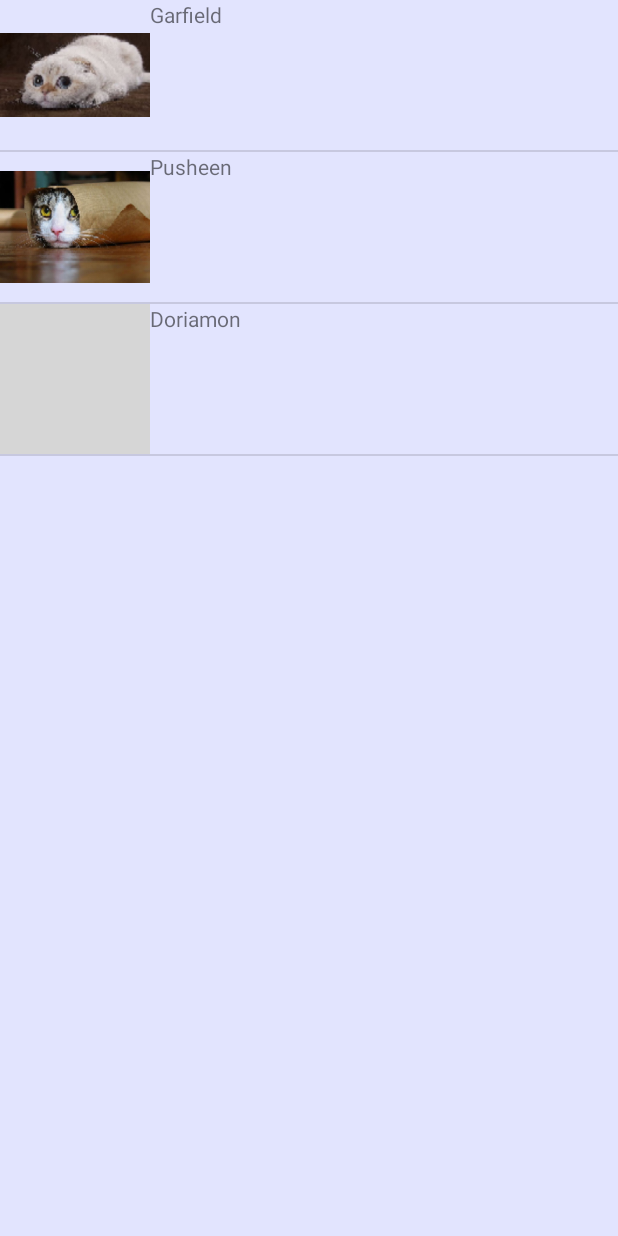
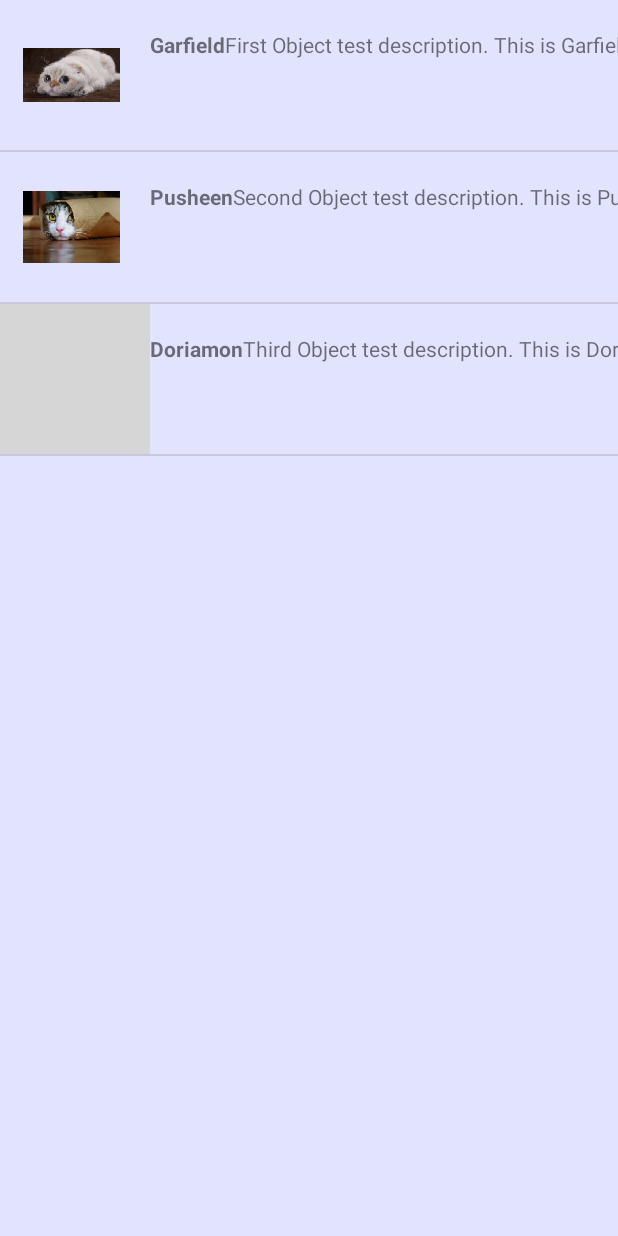
Before and after one commit to purag/cse110sp16, an Android app: the BrowseListActivity screen opened directly, with no data from a screen before it, after a tap on "Garfield", on a phone screen of 412 x 824 dp. Run offline under Robolectric (Android 15) with nearby library versions, the phone set to English and light mode, and no system bars; grey boxes are pictures that could not be loaded.

Commit message:
added text description for list view

```diff
--- a/app/src/main/java/com/cs110/lit/adventour/BrowseListActivity.java
+++ b/app/src/main/java/com/cs110/lit/adventour/BrowseListActivity.java
@@ -13,11 +13,18 @@ import android.app.Activity;
 
 public class BrowseListActivity extends Activity {
     ListView list;
-    String[] web = {
+    String[] TourTitle = {
             "Garfield",
             "Pusheen",
             "Doriamon"
     } ;
+
+    String[] TourDescription = {
+            "First Object test description. This is Garfield",
+            "Second Object test description. This is Pusheen",
+            "Third Object test description. This is Doriamon"
+    };
+
     Integer[] imageId = {
             R.drawable.cat1,
             R.drawable.cat2,
@@ -25,13 +32,14 @@ public class BrowseListActivity extends Activity {
 
     };
 
+
     @Override
     protected void onCreate(Bundle savedInstanceState) {
         super.onCreate(savedInstanceState);
         setContentView(R.layout.activity_browse_list);
 
         CustomList adapter = new
-                CustomList(BrowseListActivity.this, web, imageId);
+                CustomList(BrowseListActivity.this, TourTitle, TourDescription, imageId);
         list=(ListView)findViewById(R.id.browse_list);
         list.setAdapter(adapter);
         list.setOnItemClickListener(new AdapterView.OnItemClickListener() {
@@ -39,7 +47,7 @@ public class BrowseListActivity extends Activity {
             @Override
             public void onItemClick(AdapterView<?> parent, View view,
                                     int position, long id) {
-                Toast.makeText(BrowseListActivity.this, "You Clicked at " +web[+ position], Toast.LENGTH_SHORT).show();
+                Toast.makeText(BrowseListActivity.this, "You Clicked at " +TourTitle[+ position], Toast.LENGTH_SHORT).show();
 
             }
         });
--- a/app/src/main/java/com/cs110/lit/adventour/CustomList.java
+++ b/app/src/main/java/com/cs110/lit/adventour/CustomList.java
@@ -7,6 +7,7 @@ package com.cs110.lit.adventour;
 import android.app.Activity;
 import android.graphics.Bitmap;
 import android.graphics.BitmapFactory;
+import android.graphics.Typeface;
 import android.view.LayoutInflater;
 import android.view.View;
 import android.view.ViewGroup;
@@ -17,13 +18,15 @@ import android.widget.TextView;
 public class CustomList extends ArrayAdapter<String>{
 
     private final Activity context;
-    private final String[] web;
+    private final String[] TourTitle;
+    private final String[] TourDescription;
     private final Integer[] imageId;
     public CustomList(Activity context,
-                      String[] web, Integer[] imageId) {
-        super(context, R.layout.list_single, web);
+                      String[] TourTitle, String[] TourDescription, Integer[] imageId) {
+        super(context, R.layout.list_single, TourTitle);
         this.context = context;
-        this.web = web;
+        this.TourTitle = TourTitle;
+        this.TourDescription = TourDescription;
         this.imageId = imageId;
 
     }
@@ -31,10 +34,17 @@ public class CustomList extends ArrayAdapter<String>{
     public View getView(int position, View view, ViewGroup parent) {
         LayoutInflater inflater = context.getLayoutInflater();
         View rowView= inflater.inflate(R.layout.list_single, null, true);
-        TextView txtTitle = (TextView) rowView.findViewById(R.id.txt);
 
-        ImageView imageView = (ImageView) rowView.findViewById(R.id.img);
-        txtTitle.setText(web[position]);
+        TextView txtTitle = (TextView) rowView.findViewById(R.id.list_txt_title);
+        TextView txtDescription = (TextView) rowView.findViewById(R.id.list_txt_description);
+
+        ImageView imageView = (ImageView) rowView.findViewById(R.id.list_img);
+
+        txtTitle.setText(TourTitle[position]);
+        Typeface customFont = Typeface.create(Typeface.SANS_SERIF, Typeface.BOLD);
+        txtTitle.setTypeface(customFont);
+
+        txtDescription.setText(TourDescription[position]);
 
         // imageView.setImageResource(imageId[position]);
         BitmapFactory.Options options = new BitmapFactory.Options();
--- a/app/src/main/res/layout/list_single.xml
+++ b/app/src/main/res/layout/list_single.xml
@@ -4,12 +4,21 @@
     android:layout_height="match_parent" >
     <TableRow>
         <ImageView
-            android:id="@+id/img"
+            android:id="@+id/list_img"
+            android:paddingRight="20dp"
+            android:paddingLeft="15dp"
             android:layout_width="100dp"
             android:layout_height="100dp"/>
 
         <TextView
-            android:id="@+id/txt"
+            android:id="@+id/list_txt_title"
+            android:paddingTop="20dp"
+            android:layout_width="wrap_content"
+            android:layout_height="100dp" />
+
+        <TextView
+            android:id="@+id/list_txt_description"
+            android:paddingTop="20dp"
             android:layout_width="wrap_content"
             android:layout_height="100dp" />
 
```
Also changed, not shown: 1 other file.
